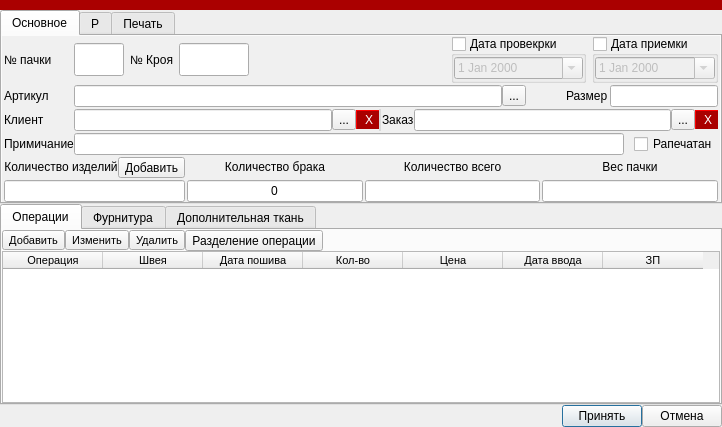
Qt form ui/pack.ui (Meller008/CRM-Avi) before a commit.
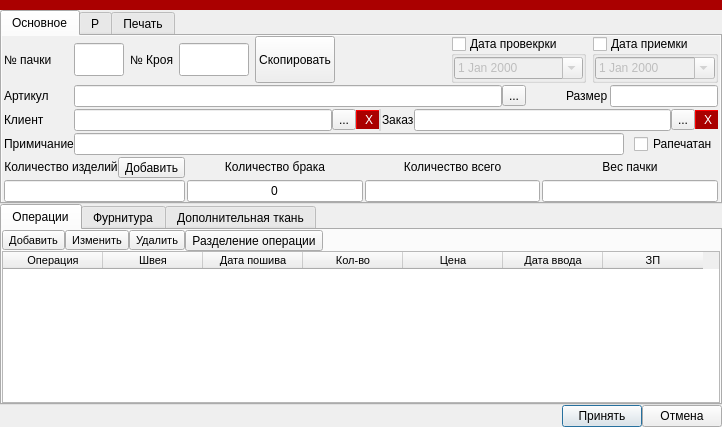
The same form after that commit.

The edit to the form file:
```diff
--- a/ui/pack.ui
+++ b/ui/pack.ui
@@ -621,7 +621,7 @@
         </layout>
        </item>
        <item row="0" column="1">
-        <layout class="QHBoxLayout" name="horizontalLayout_4" stretch="1,0,1,10,0,0">
+        <layout class="QHBoxLayout" name="horizontalLayout_4" stretch="1,0,1,0,10,0,0">
          <property name="spacing">
           <number>6</number>
          </property>
@@ -670,6 +670,19 @@
            </property>
           </widget>
          </item>
+         <item>
+          <widget class="QPushButton" name="pb_copy">
+           <property name="sizePolicy">
+            <sizepolicy hsizetype="Minimum" vsizetype="Minimum">
+             <horstretch>0</horstretch>
+             <verstretch>0</verstretch>
+            </sizepolicy>
+           </property>
+           <property name="text">
+            <string>Скопировать</string>
+           </property>
+          </widget>
+         </item>
          <item>
           <spacer name="horizontalSpacer_2">
            <property name="orientation">
```
Left out of the diff: 17 changed lines with no effect on the pictures.
